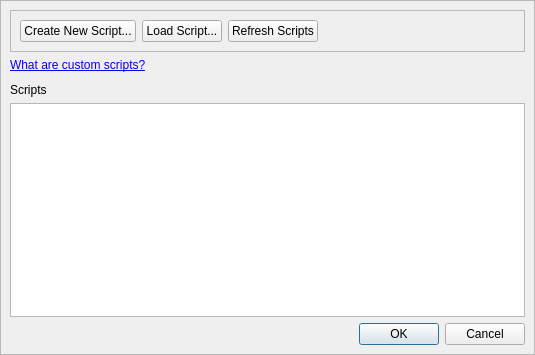
The window that forms/customscriptseditor.ui (huderlem/porymap) describes before a commit, drawn with Qt 5.
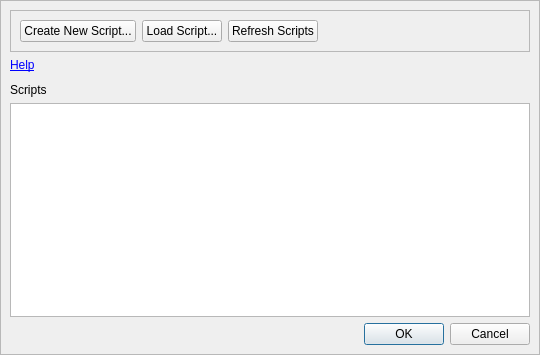
The same window after the commit. Icons and pictures are not drawn.

Commit message: Update project files manual page

Patch:
```diff
--- a/forms/customscriptseditor.ui
+++ b/forms/customscriptseditor.ui
@@ -6,7 +6,7 @@
    <rect>
     <x>0</x>
     <y>0</y>
-    <width>535</width>
+    <width>540</width>
     <height>355</height>
    </rect>
   </property>
@@ -109,7 +109,7 @@
        <item>
         <widget class="QLabel" name="label_Manual">
          <property name="text">
-          <string>&lt;html&gt;&lt;head/&gt;&lt;body&gt;&lt;p&gt;&lt;a href=&quot;https://huderlem.github.io/porymap/manual/scripting-capabilities.html&quot;&gt;&lt;span style=&quot; text-decoration: underline;&quot;&gt;What are custom scripts?&lt;/span&gt;&lt;/a&gt;&lt;/p&gt;&lt;/body&gt;&lt;/html&gt;</string>
+          <string>&lt;html&gt;&lt;head/&gt;&lt;body&gt;&lt;p&gt;&lt;a href=&quot;https://huderlem.github.io/porymap/manual/scripting-capabilities.html&quot;&gt;&lt;span style=&quot; text-decoration: underline;&quot;&gt;Help&lt;/span&gt;&lt;/a&gt;&lt;/p&gt;&lt;/body&gt;&lt;/html&gt;</string>
          </property>
          <property name="openExternalLinks">
           <bool>true</bool>
```
The commit also changes 4 other files.
